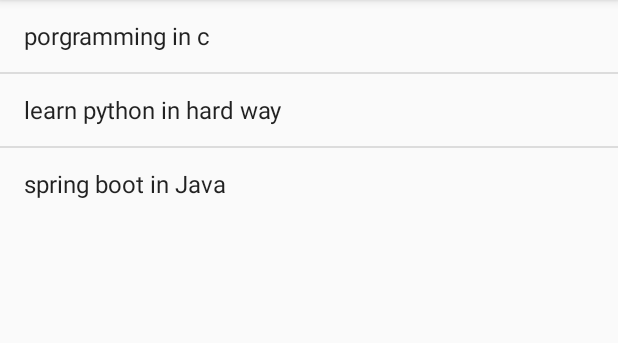
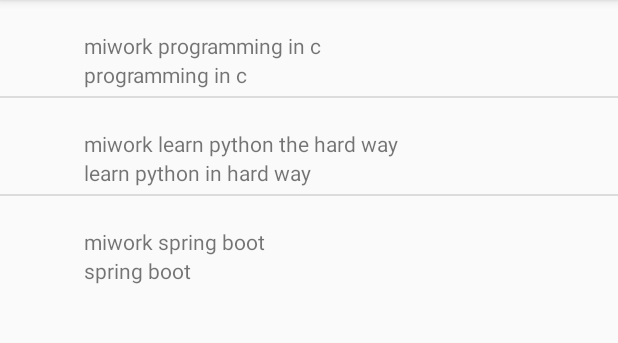
Before and after one commit to timkao/androidListAdapter, an Android app: the PhrasesActivity screen opened directly, with no data from a screen before it, on a phone screen of 412 x 824 dp, the part 84-427 px from its top. Run offline under Robolectric (Android 15) with nearby library versions, the phone set to English and light mode, and no system bars.

Commit message:
example for set visibility in android

```diff
--- a/app/src/main/java/com/example/android/miwok/PhrasesActivity.java
+++ b/app/src/main/java/com/example/android/miwok/PhrasesActivity.java
@@ -16,12 +16,12 @@
         super.onCreate(savedInstanceState);
         setContentView(R.layout.activity_phrases);
 
-        ArrayList<String> phrases = new ArrayList<>();
-        phrases.add("porgramming in c");
-        phrases.add("learn python in hard way");
-        phrases.add("spring boot in Java");
+        ArrayList<Word> phrases = new ArrayList<>();
+        phrases.add(new Word("miwork programming in c", "programming in c"));
+        phrases.add(new Word("miwork learn python the hard way", "learn python in hard way"));
+        phrases.add(new Word("miwork spring boot", "spring boot"));
 
-        ArrayAdapter<String> phrasesAdapter = new ArrayAdapter<>(this, android.R.layout.simple_list_item_1, phrases);
+        WordAdapter phrasesAdapter = new WordAdapter(this, phrases);
         ListView phrasesListview = new ListView(this);
         phrasesListview.setAdapter(phrasesAdapter);
         this.addContentView(phrasesListview, new ViewGroup.LayoutParams(ViewGroup.LayoutParams.MATCH_PARENT, ViewGroup.LayoutParams.WRAP_CONTENT));
--- a/app/src/main/java/com/example/android/miwok/Word.java
+++ b/app/src/main/java/com/example/android/miwok/Word.java
@@ -5,11 +5,18 @@
     private String miworkTranslation;
     private String defaultTranslation;
     private int imageSrc;
+    private static final int NO_IMG_PROVIDED = -1;
 
     public Word(String miwork, String english, int uriSrc) {
         miworkTranslation = miwork;
         defaultTranslation = english;
         imageSrc = uriSrc;
+    }
+
+    public Word(String miwork, String english) {
+        miworkTranslation = miwork;
+        defaultTranslation = english;
+        imageSrc = NO_IMG_PROVIDED;
     }
 
     public String getMiworkTranslation() {
@@ -20,7 +27,9 @@
         return defaultTranslation;
     }
 
-    public int getImageSrc() {
-        return imageSrc;
+    public int getImageSrc() { return imageSrc; }
+
+    public boolean hasImageSrc() {
+        return imageSrc != NO_IMG_PROVIDED;
     }
 }
--- a/app/src/main/java/com/example/android/miwok/WordAdapter.java
+++ b/app/src/main/java/com/example/android/miwok/WordAdapter.java
@@ -37,7 +37,11 @@
 
         miTextView.setText(currentWord.getMiworkTranslation());
         enTextView.setText(currentWord.getDefaultTranslation());
-        imgView.setImageResource(currentWord.getImageSrc());
+        if (currentWord.hasImageSrc()) {
+            imgView.setImageResource(currentWord.getImageSrc());
+        } else {
+            imgView.setVisibility(View.INVISIBLE);
+        }
 
         return listItemView;
     }
```
